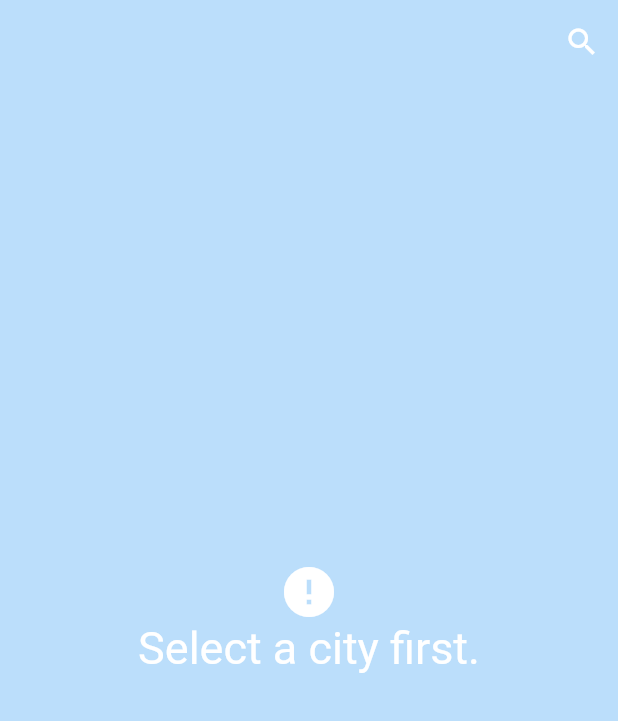
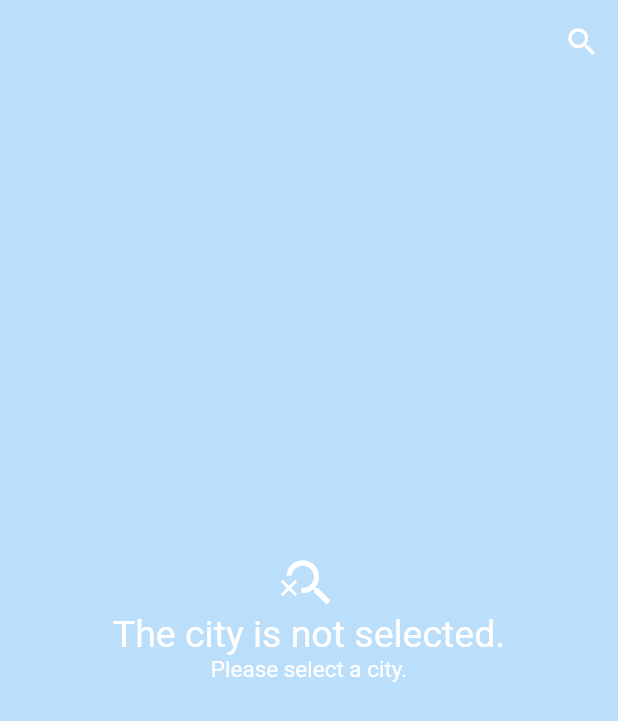
Before and after one commit to volkanustekidag/weather_app, a Flutter app: the screen it shows after launch, on a phone screen of 412 x 824 dp. Shown: the top 721 px of the screen. Run offline on Flutter 3.47's test engine with Material 2 defaults, Android fonts, the phone set to English and light mode, and no system bars; our stand-ins replace equatable, flutter_bloc, flutter_svg, weather_icons.

Commit message:
Initial screen updated

```diff
--- a/lib/screens/weather_screen/initial_screen.dart
+++ b/lib/screens/weather_screen/initial_screen.dart
@@ -1,4 +1,5 @@
 import 'package:flutter/material.dart';
+import 'package:flutter_svg/flutter_svg.dart';
 
 class InitialScreen extends StatelessWidget {
   const InitialScreen({
@@ -11,10 +12,14 @@ class InitialScreen extends StatelessWidget {
         child: Column(
       mainAxisAlignment: MainAxisAlignment.center,
       children: [
-        Icon(Icons.error, size: 40, color: Colors.white),
+        Icon(Icons.search_off, size: 40, color: Colors.white),
         Text(
-          "Select a city first.",
-          style: TextStyle(color: Colors.white, fontSize: 30),
+          "The city is not selected.",
+          style: TextStyle(color: Colors.white, fontSize: 25),
+        ),
+        Text(
+          "Please select a city.",
+          style: TextStyle(color: Colors.white, fontSize: 15),
         ),
       ],
     ));
```
